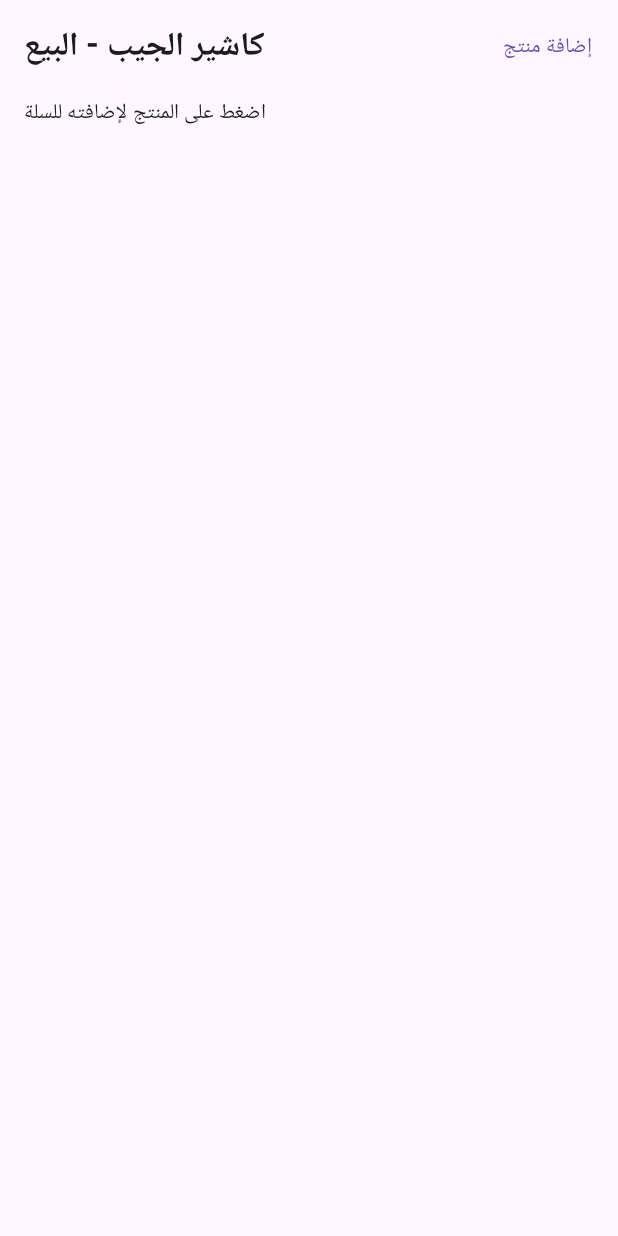
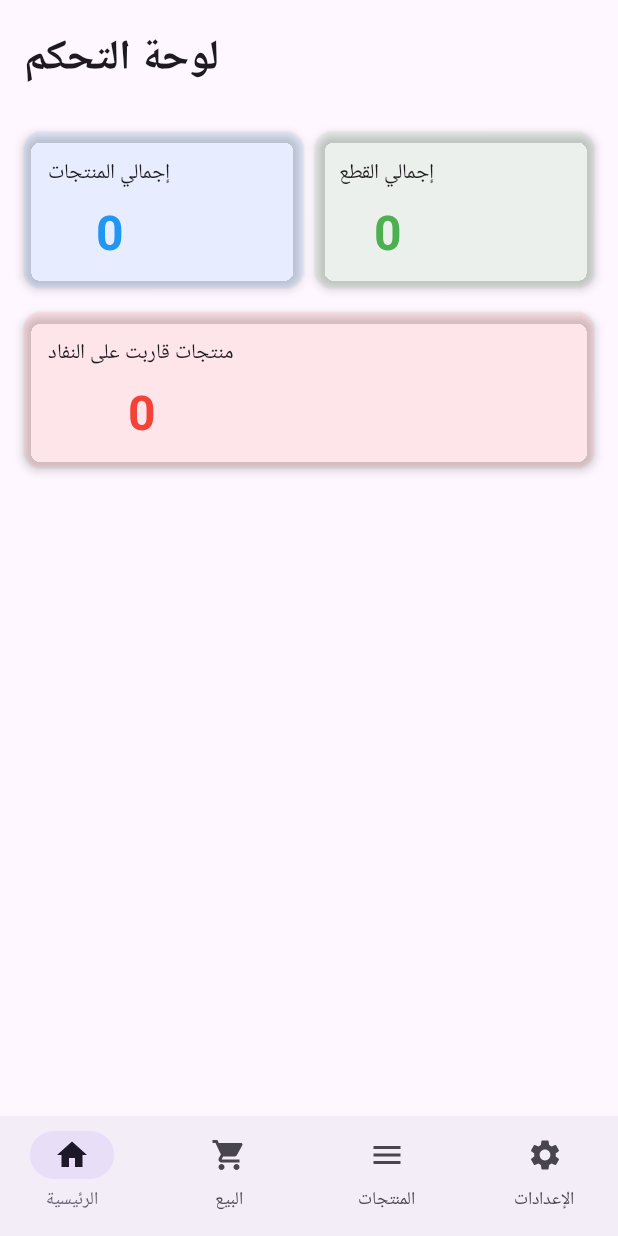
Before and after one commit to bb3174472-cloud/PocketCashier, an Android app built with Jetpack Compose: the screen it shows after launch (MainActivity), on a phone screen of 412 x 824 dp. Run offline under Robolectric (Android 15) with nearby library versions, the phone set to English and light mode, and no system bars; our stand-ins replace Room's generated code.

Commit message:
Batch 4: Full App Structure with Navigation and Screens

```diff
--- a/app/src/main/java/com/pocketcashier/MainActivity.kt
+++ b/app/src/main/java/com/pocketcashier/MainActivity.kt
@@ -3,33 +3,30 @@ package com.pocketcashier
 import android.os.Bundle
 import androidx.activity.ComponentActivity
 import androidx.activity.compose.setContent
-import androidx.compose.foundation.clickable
-import androidx.compose.foundation.layout.*
-import androidx.compose.foundation.lazy.LazyColumn
-import androidx.compose.foundation.lazy.items
+import androidx.compose.foundation.layout.padding
+import androidx.compose.material.icons.Icons
+import androidx.compose.material.icons.filled.Home
+import androidx.compose.material.icons.filled.Menu
+import androidx.compose.material.icons.filled.Settings
+import androidx.compose.material.icons.filled.ShoppingCart
 import androidx.compose.material3.*
 import androidx.compose.runtime.*
-import androidx.compose.ui.Alignment
 import androidx.compose.ui.Modifier
-import androidx.compose.ui.text.font.FontWeight
-import androidx.compose.ui.unit.dp
+import androidx.navigation.compose.NavHost
+import androidx.navigation.compose.composable
+import androidx.navigation.compose.currentBackStackEntryAsState
+import androidx.navigation.compose.rememberNavController
 import com.pocketcashier.data.AppDatabase
-import com.pocketcashier.data.Product
-import com.pocketcashier.data.ProductDao
-import kotlinx.coroutines.launch
+import com.pocketcashier.screens.*
 
 class MainActivity : ComponentActivity() {
     override fun onCreate(savedInstanceState: Bundle?) {
         super.onCreate(savedInstanceState)
-
-        val db = AppDatabase.getDatabase(this)
-        val dao = db.productDao()
+        val dao = AppDatabase.getDatabase(this).productDao()
 
         setContent {
             MaterialTheme {
-                Surface(modifier = Modifier.fillMaxSize()) {
-                    CashierScreen(dao)
-                }
+                MainAppScreen(dao)
             }
         }
     }
@@ -37,132 +34,45 @@ class MainActivity : ComponentActivity() {
 
 @OptIn(ExperimentalMaterial3Api::class)
 @Composable
-fun CashierScreen(dao: ProductDao) {
-    val scope = rememberCoroutineScope()
-    val products by dao.getAllProducts().collectAsState(initial = emptyList())
-
-    val cart = remember { mutableStateMapOf<Product, Int>() }
-    var showAddProductDialog by remember { mutableStateOf(false) }
-
-    val totalAmount = cart.entries.sumOf { it.key.price * it.value }
+fun MainAppScreen(dao: com.pocketcashier.data.ProductDao) {
+    val navController = rememberNavController()
+    val items = listOf(
+        BottomNavItem("الرئيسية", Icons.Default.Home, "dashboard"),
+        BottomNavItem("البيع", Icons.Default.ShoppingCart, "cashier"),
+        BottomNavItem("المنتجات", Icons.Default.Menu, "products"),
+        BottomNavItem("الإعدادات", Icons.Default.Settings, "settings")
+    )
 
     Scaffold(
-        topBar = {
-            TopAppBar(
-                title = { Text("كاشير الجيب - البيع", fontWeight = FontWeight.Bold) },
-                actions = {
-                    TextButton(onClick = { showAddProductDialog = true }) {
-                        Text("إضافة منتج")
-                    }
-                }
-            )
-        },
         bottomBar = {
-            if (cart.isNotEmpty()) {
-                Card(
-                    modifier = Modifier.fillMaxWidth().padding(8.dp),
-                    elevation = CardDefaults.cardElevation(8.dp)
-                ) {
-                    Row(
-                        modifier = Modifier.padding(16.dp).fillMaxWidth(),
-                        horizontalArrangement = Arrangement.SpaceBetween,
-                        verticalAlignment = Alignment.CenterVertically
-                    ) {
-                        Column {
-                            Text("الإجمالي", style = MaterialTheme.typography.titleMedium)
-                            Text("${totalAmount} ريال", style = MaterialTheme.typography.headlineSmall, fontWeight = FontWeight.Bold)
+            NavigationBar {
+                val navBackStackEntry by navController.currentBackStackEntryAsState()
+                val currentRoute = navBackStackEntry?.destination?.route
+
+                items.forEach { item ->
+                    NavigationBarItem(
+                        icon = { Icon(item.icon, contentDescription = item.title) },
+                        label = { Text(item.title) },
+                        selected = currentRoute == item.route,
+                        onClick = {
+                            navController.navigate(item.route) {
+                                popUpTo(navController.graph.startDestinationId) { saveState = true }
+                                launchSingleTop = true
+                                restoreState = true
+                            }
                         }
-                        Button(
-                            onClick = {
-                                scope.launch {
-                                    cart.forEach { (product, qty) ->
-                                        dao.updateQuantity(product.id, qty)
-                                    }
-                                    cart.clear()
-                                }
-                            },
-                            colors = ButtonDefaults.buttonColors(containerColor = androidx.compose.ui.graphics.Color(0xFF4CAF50))
-                        ) {
-                            Text("إتمام البيع")
-                        }
-                    }
+                    )
                 }
             }
         }
-    ) { paddingValues ->
-        Column(modifier = Modifier.padding(paddingValues).padding(horizontal = 16.dp)) {
-            Text("اضغط على المنتج لإضافته للسلة", style = MaterialTheme.typography.bodyMedium)
-            Spacer(modifier = Modifier.height(8.dp))
-
-            LazyColumn(modifier = Modifier.fillMaxSize()) {
-                items(products) { product ->
-                    val qtyInCart = cart[product] ?: 0
-                    Card(
-                        modifier = Modifier
-                            .fillMaxWidth()
-                            .padding(vertical = 4.dp)
-                            .clickable(enabled = product.quantity > qtyInCart) {
-                                cart[product] = qtyInCart + 1
-                            },
-                        elevation = CardDefaults.cardElevation(defaultElevation = 2.dp),
-                        colors = CardDefaults.cardColors(
-                            containerColor = if (product.quantity > qtyInCart) MaterialTheme.colorScheme.surfaceVariant else MaterialTheme.colorScheme.errorContainer
-                        )
-                    ) {
-                        Row(
-                            modifier = Modifier.padding(16.dp).fillMaxWidth(),
-                            horizontalArrangement = Arrangement.SpaceBetween
-                        ) {
-                            Column {
-                                Text(text = product.name, style = MaterialTheme.typography.titleMedium, fontWeight = FontWeight.Bold)
-                                Text(text = "المتوفر: ${product.quantity} | السعر: ${product.price}", style = MaterialTheme.typography.bodySmall)
-                            }
-                            if (qtyInCart > 0) {
-                                Text(text = "في السلة: $qtyInCart", color = MaterialTheme.colorScheme.primary, fontWeight = FontWeight.Bold)
-                            }
-                        }
-                    }
-                }
-            }
+    ) { padding ->
+        NavHost(navController = navController, startDestination = "dashboard", modifier = Modifier.padding(padding)) {
+            composable("dashboard") { DashboardScreen(dao) }
+            composable("cashier") { CashierScreen(dao) }
+            composable("products") { ProductsScreen(dao) }
+            composable("settings") { SettingsScreen() }
         }
-    }
-
-    if (showAddProductDialog) {
-        AddProductDialog(dao = dao, onDismiss = { showAddProductDialog = false })
     }
 }
 
-@Composable
-fun AddProductDialog(dao: ProductDao, onDismiss: () -> Unit) {
-    val scope = rememberCoroutineScope()
-    var name by remember { mutableStateOf("") }
-    var price by remember { mutableStateOf("") }
-    var quantity by remember { mutableStateOf("") }
-
-    AlertDialog(
-        onDismissRequest = onDismiss,
-        title = { Text("إضافة منتج جديد") },
-        text = {
-            Column {
-                OutlinedTextField(value = name, onValueChange = { name = it }, label = { Text("اسم المنتج") })
-                OutlinedTextField(value = price, onValueChange = { price = it }, label = { Text("السعر") })
-                OutlinedTextField(value = quantity, onValueChange = { quantity = it }, label = { Text("الكمية") })
-            }
-        },
-        confirmButton = {
-            TextButton(
-                onClick = {
-                    if (name.isNotBlank() && price.isNotBlank() && quantity.isNotBlank()) {
-                        scope.launch {
-                            dao.insert(Product(name = name, price = price.toDoubleOrNull() ?: 0.0, quantity = quantity.toIntOrNull() ?: 0))
-                            onDismiss()
-                        }
-                    }
-                }
-            ) { Text("حفظ") }
-        },
-        dismissButton = {
-            TextButton(onClick = onDismiss) { Text("إلغاء") }
-        }
-    )
-}
+data class BottomNavItem(val title: String, val icon: androidx.compose.ui.graphics.vector.ImageVector, val route: String)
--- a/app/src/main/java/com/pocketcashier/data/ProductDao.kt
+++ b/app/src/main/java/com/pocketcashier/data/ProductDao.kt
@@ -3,6 +3,8 @@ package com.pocketcashier.data
 import androidx.room.Dao
 import androidx.room.Insert
 import androidx.room.Query
+import androidx.room.Update
+import androidx.room.Delete
 import kotlinx.coroutines.flow.Flow
 
 @Dao
@@ -10,10 +12,15 @@ interface ProductDao {
     @Insert
     suspend fun insert(product: Product)
 
+    @Update
+    suspend fun update(product: Product)
+
+    @Delete
+    suspend fun delete(product: Product)
+
     @Query("SELECT * FROM products ORDER BY id DESC")
     fun getAllProducts(): Flow<List<Product>>
 
-    // دالة جديدة لخصم الكمية بعد البيع
     @Query("UPDATE products SET quantity = quantity - :soldQuantity WHERE id = :productId")
     suspend fun updateQuantity(productId: Int, soldQuantity: Int)
 }
--- /dev/null
+++ b/app/src/main/java/com/pocketcashier/screens/DashboardScreen.kt
@@ -0,0 +1,49 @@
+package com.pocketcashier.screens
+
+import androidx.compose.foundation.layout.*
+import androidx.compose.material3.*
+import androidx.compose.runtime.*
+import androidx.compose.ui.Alignment
+import androidx.compose.ui.Modifier
+import androidx.compose.ui.graphics.Color
+import androidx.compose.ui.text.font.FontWeight
+import androidx.compose.ui.unit.dp
+import com.pocketcashier.data.ProductDao
+
+@OptIn(ExperimentalMaterial3Api::class)
+@Composable
+fun DashboardScreen(dao: ProductDao) {
+    val products by dao.getAllProducts().collectAsState(initial = emptyList())
+    val totalProducts = products.size
+    val totalStock = products.sumOf { it.quantity }
+    val lowStockCount = products.count { it.quantity < 5 }
+
+    Column(modifier = Modifier.fillMaxSize().padding(16.dp)) {
+        Text("لوحة التحكم", style = MaterialTheme.typography.headlineMedium, fontWeight = FontWeight.Bold)
+        Spacer(modifier = Modifier.height(24.dp))
+
+        Row(modifier = Modifier.fillMaxWidth(), horizontalArrangement = Arrangement.SpaceBetween) {
+            SummaryCard("إجمالي المنتجات", totalProducts.toString(), Color(0xFF2196F3), Modifier.weight(1f))
+            Spacer(modifier = Modifier.width(8.dp))
+            SummaryCard("إجمالي القطع", totalStock.toString(), Color(0xFF4CAF50), Modifier.weight(1f))
+        }
+        Spacer(modifier = Modifier.height(16.dp))
+
+        SummaryCard("منتجات قاربت على النفاد", lowStockCount.toString(), Color(0xFFF44336), Modifier.fillMaxWidth())
+    }
+}
+
+@Composable
+fun SummaryCard(title: String, value: String, color: Color, modifier: Modifier) {
+    Card(
+        modifier = modifier,
+        colors = CardDefaults.cardColors(containerColor = color.copy(alpha = 0.1f)),
+        elevation = CardDefaults.cardElevation(4.dp)
+    ) {
+        Column(modifier = Modifier.padding(16.dp), horizontalAlignment = Alignment.CenterHorizontally) {
+            Text(text = title, style = MaterialTheme.typography.titleSmall)
+            Spacer(modifier = Modifier.height(8.dp))
+            Text(text = value, style = MaterialTheme.typography.headlineLarge, color = color, fontWeight = FontWeight.Bold)
+        }
+    }
+}
```
Also changed, not shown: app/src/main/java/com/pocketcashier/screens/CashierScreen.kt (added, +86 -0 lines), app/src/main/java/com/pocketcashier/screens/ProductsScreen.kt (added, +77 -0 lines), app/src/main/java/com/pocketcashier/screens/SettingsScreen.kt (added, +32 -0 lines).
